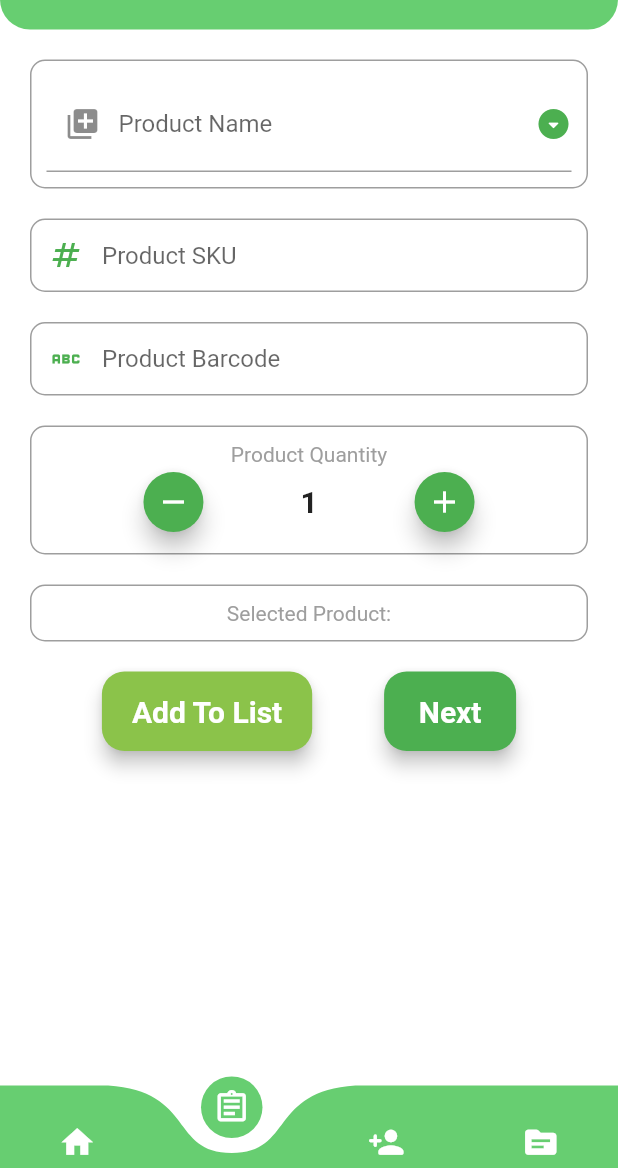
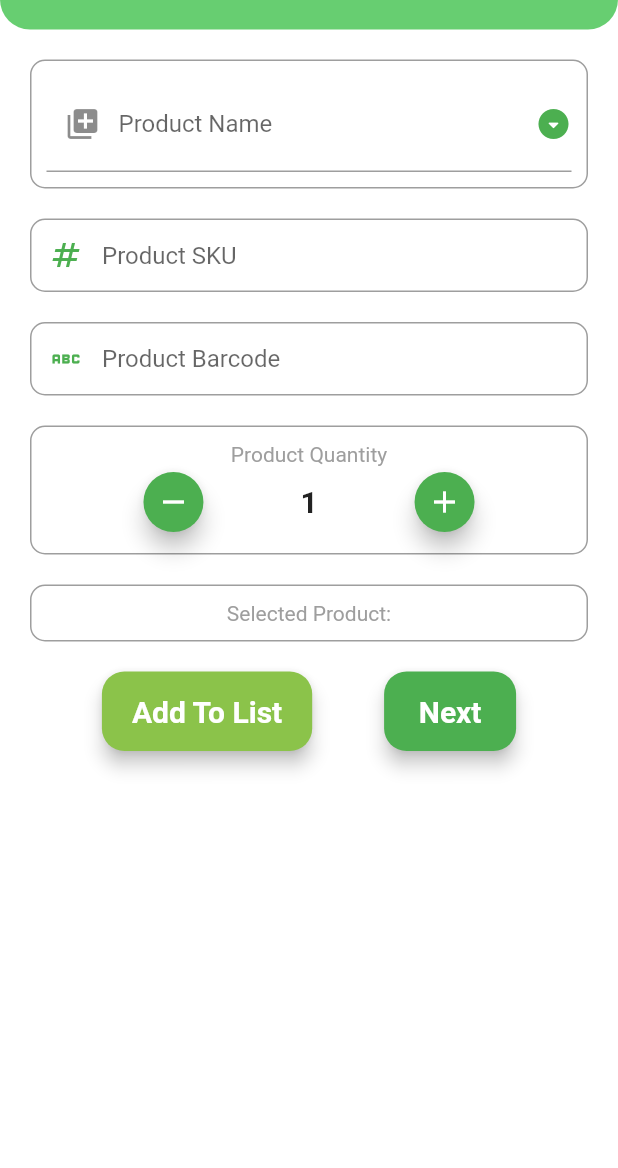
Before and after one commit to bwikimpeloles/ftrsb_mobile, a Flutter app: the ProductDetails screen opened directly, on a phone screen of 412 x 824 dp, the part 68-1236 px from its top. Run offline on Flutter 3.47's test engine with Material 2 defaults, Android fonts, the phone set to English and light mode, and no system bars; drawn by our look-alikes of curved_navigation_bar; our stand-ins replace cloud_firestore, file_picker, firebase_auth, firebase_core, firebase_database, firebase_messaging and 4 more; accounts and stored records are empty.

Commit message:
update UI

```diff
--- a/lib/SalesScreen/customer/add_prospect.dart
+++ b/lib/SalesScreen/customer/add_prospect.dart
@@ -248,7 +248,7 @@ class _ProspectDetailsFormState extends State<ProspectDetailsForm> {
                 'salesStaff': user?.uid
               });
 
-              Fluttertoast.showToast(msg: 'New prospect is successfully added');
+              Fluttertoast.showToast(msg: 'New prospect is successfully added', gravity: ToastGravity.CENTER, fontSize: 16);
               nameEditingController.clear();
               phoneEditingController.clear();
               emailEditingController.clear();
@@ -263,7 +263,7 @@ class _ProspectDetailsFormState extends State<ProspectDetailsForm> {
     );
 
     return Scaffold(
-      bottomNavigationBar: CurvedNavBar(indexnum: 2,),
+      //bottomNavigationBar: CurvedNavBar(indexnum: 2),
       backgroundColor: Colors.white,
       drawer: NavigationDrawer(),
       appBar: PreferredSize(
--- a/lib/SalesScreen/customer/distrChannelList.dart
+++ b/lib/SalesScreen/customer/distrChannelList.dart
@@ -12,6 +12,7 @@ class DistrChannelList extends StatefulWidget {
 }
 
 class _DistrChannelListState extends State<DistrChannelList> {
+
   @override
   Widget build(BuildContext context) {
     final List<String> channel = <String>[
@@ -28,7 +29,7 @@ class _DistrChannelListState extends State<DistrChannelList> {
     //final List<int> colorCodes = [100,200,300,400,500,600,700];
 
     return Scaffold(
-      bottomNavigationBar: CurvedNavBar(indexnum: 3,),
+      //bottomNavigationBar: CurvedNavBar(indexnum: 3,),
       backgroundColor: Colors.white,
       drawer: NavigationDrawer(),
       appBar: PreferredSize(
--- a/lib/SalesScreen/order/product_details.dart
+++ b/lib/SalesScreen/order/product_details.dart
@@ -6,6 +6,7 @@ import 'package:ftrsb_mobile/SalesScreen/order/customer_details.dart';
 import 'package:ftrsb_mobile/SalesScreen/order/orderSummaryb2b.dart';
 import 'package:ftrsb_mobile/SalesScreen/order/orderSummaryb2c.dart';
 import 'package:ftrsb_mobile/SalesScreen/sidebar_navigation.dart';
+import 'package:ftrsb_mobile/model/customer_model.dart';
 import 'package:ftrsb_mobile/model/product_model.dart';
 import 'package:cloud_firestore/cloud_firestore.dart';
 
@@ -356,9 +357,7 @@ class _ProductDetailsState extends State<ProductDetails> {
     );
 
     return Scaffold(
-        bottomNavigationBar: CurvedNavBar(
-          indexnum: 1,
-        ),
+        //bottomNavigationBar: CurvedNavBar(indexnum: 1,),
         backgroundColor: Colors.white,
         drawer: NavigationDrawer(),
         appBar: PreferredSize(
--- a/lib/SalesScreen/sales_home.dart
+++ b/lib/SalesScreen/sales_home.dart
@@ -63,9 +63,7 @@ class _HomeScreenSalesState extends State<HomeScreenSales> {
           ),
           preferredSize: Size.fromHeight(65)),
 
-      bottomNavigationBar: CurvedNavBar(
-        indexnum: 0,
-      ),
+      //bottomNavigationBar: CurvedNavBar(indexnum: 0,),
       body: SingleChildScrollView(
         child: Padding(
           padding: EdgeInsets.all(20),
```
